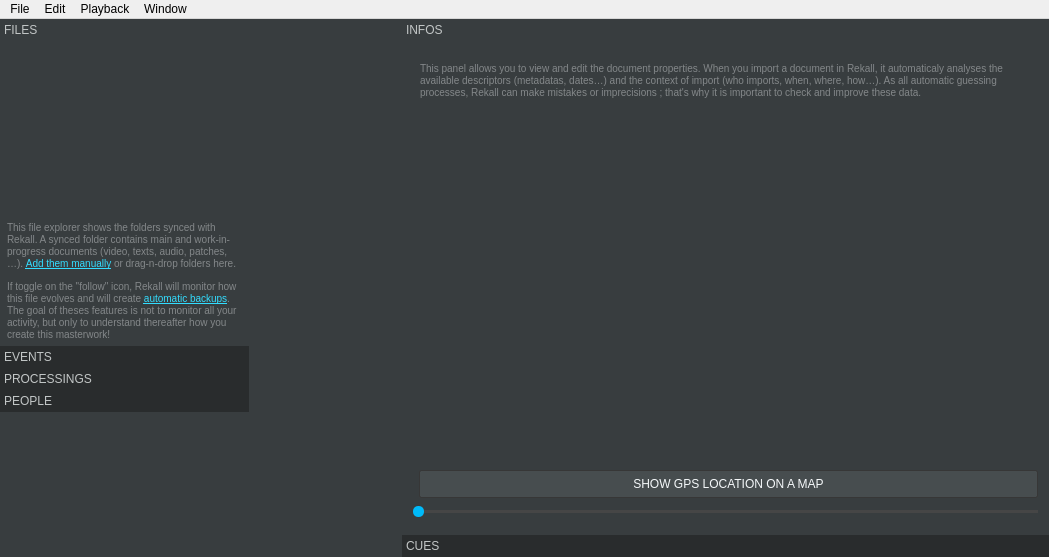
Old version of the form rekall.ui in the repository Rekall/Rekall.
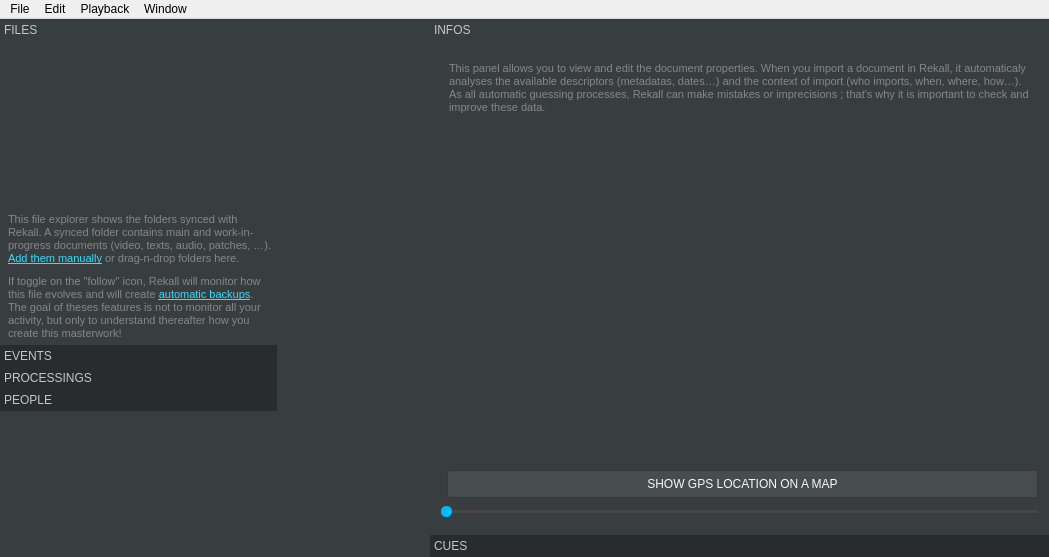
New version of the form. Icons and pictures are not drawn. Custom widgets are drawn as their Qt base class.

```diff
--- a/rekall.ui
+++ b/rekall.ui
@@ -15,7 +15,7 @@
   </property>
   <property name="styleSheet">
    <string notr="true">QTabWidget, QLabel, QCheckBox, QLineEdit, QPlainTextEdit, QPushButton, QSpinBox, QDoubleSpinBox, QTreeView, QHeaderView, QTabBar, QComboBox, QFrame#globalFrame, QTabBar::tab, QTreeView, QHeaderView, QDockWidget, QStatusBar, QRadioButton, QToolBox, QToolBox::tab {
-	font: 						11px &quot;Calibri&quot;, &quot;Arial&quot;;
+	font: 						12px &quot;Calibri&quot;, &quot;Arial&quot;;
 	padding:					0px;
 	margin:					0px;
 	min-height: 				20px;
@@ -50,7 +50,7 @@
 	color: 						rgb(245, 248, 250);
 }
 QLabel#peopleLabel, QLabel#chutierLabel, QLabel#chutierLabel2, QLabel#feedsLabel, QLabel#tasksLabel, QLabel#conduiteLabel, QLabel#previewLabel, QLabel#feelingLabel {
-	font: 		10px;
+	font: 		11px;
 	padding: 	5px;
 	color: 		rgb(131, 135, 137);
 }
@@ -129,7 +129,7 @@
 	background: 							rgb(56, 61, 63);
 	border: 									0px solid transparent;
 	border-bottom: 						1px solid rgb(41, 44, 45);
-	font: 										9px;
+	font: 										10px;
 }
 QTreeView::item {
 	min-height: 		20px;
@@ -316,8 +316,8 @@
            <rect>
             <x>0</x>
             <y>0</y>
-            <width>259</width>
-            <height>302</height>
+            <width>263</width>
+            <height>304</height>
            </rect>
           </property>
           <attribute name="label">
@@ -536,8 +536,8 @@
          <rect>
           <x>0</x>
           <y>0</y>
-          <width>637</width>
-          <height>481</height>
+          <width>633</width>
+          <height>479</height>
          </rect>
         </property>
         <attribute name="label">
@@ -577,6 +577,12 @@
            <property name="indentation">
             <number>10</number>
            </property>
+           <property name="animated">
+            <bool>true</bool>
+           </property>
+           <property name="wordWrap">
+            <bool>true</bool>
+           </property>
            <attribute name="headerVisible">
             <bool>false</bool>
            </attribute>
```
Left out of the diff: 92 changed lines with no effect on the pictures.
